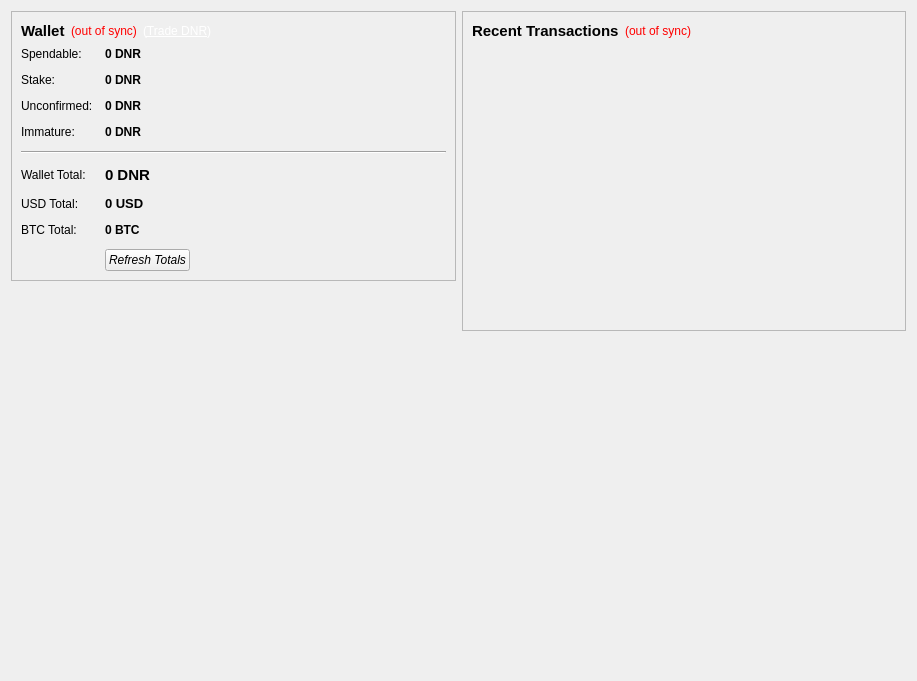
Qt form src/qt/forms/overviewpage.ui (metaspartan/denarius) before a commit.
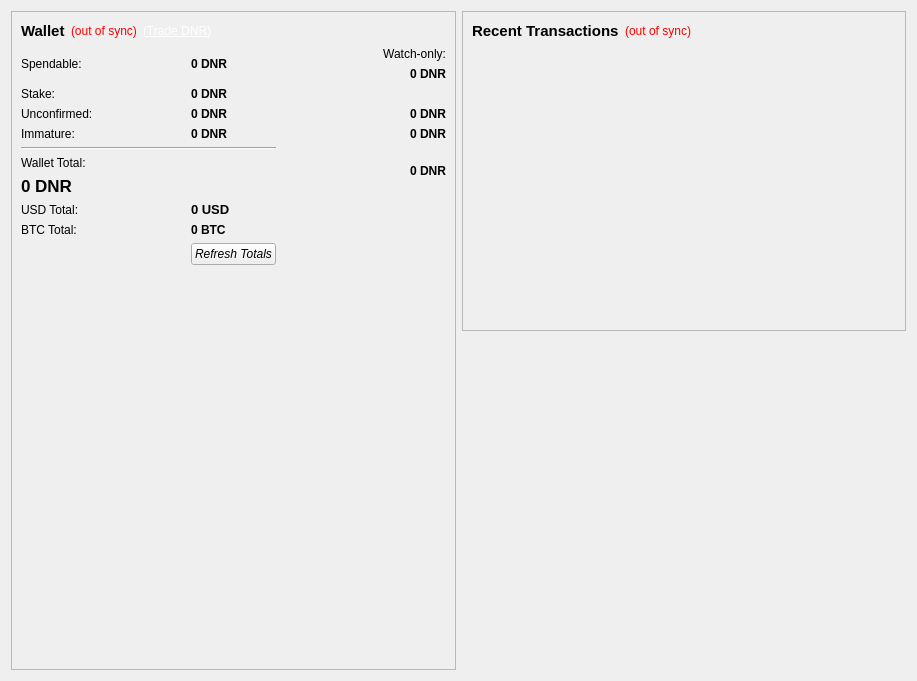
The same form after that commit. Icons and pictures are not drawn.

Commit message: Fix Watch Only Addresses

```diff
--- a/src/qt/forms/overviewpage.ui
+++ b/src/qt/forms/overviewpage.ui
@@ -86,24 +86,17 @@
          </layout>
         </item>
         <item>
-         <layout class="QFormLayout" name="formLayout_2">
-          <property name="fieldGrowthPolicy">
-           <enum>QFormLayout::AllNonFixedFieldsGrow</enum>
+         <layout class="QGridLayout" name="gridLayout">
+          <property name="leftMargin">
+           <number>0</number>
+          </property>
+          <property name="rightMargin">
+           <number>0</number>
           </property>
           <property name="horizontalSpacing">
-           <number>12</number>
+           <number>6</number>
           </property>
-          <property name="verticalSpacing">
-           <number>12</number>
-          </property>
-          <item row="0" column="0">
-           <widget class="QLabel" name="label">
-            <property name="text">
-             <string>Spendable:</string>
-            </property>
-           </widget>
-          </item>
-          <item row="0" column="1">
+          <item row="0" column="1" rowspan="2">
            <widget class="QLabel" name="labelBalance">
             <property name="font">
              <font>
@@ -125,15 +118,22 @@
             </property>
            </widget>
           </item>
-          <item row="1" column="0">
+          <item row="2" column="0">
            <widget class="QLabel" name="stakelabel">
             <property name="text">
              <string>Stake:</string>
             </property>
            </widget>
           </item>
-          <item row="1" column="1">
-           <widget class="QLabel" name="labelStake">
+          <item row="0" column="0" rowspan="2">
+           <widget class="QLabel" name="label">
+            <property name="text">
+             <string>Spendable:</string>
+            </property>
+           </widget>
+          </item>
+          <item row="1" column="2">
+           <widget class="QLabel" name="labelWatchAvailable">
             <property name="font">
              <font>
               <weight>75</weight>
@@ -149,19 +149,32 @@
             <property name="text">
              <string notr="true">0 DNR</string>
             </property>
+            <property name="alignment">
+             <set>Qt::AlignRight|Qt::AlignTrailing|Qt::AlignVCenter</set>
+            </property>
             <property name="textInteractionFlags">
              <set>Qt::LinksAccessibleByMouse|Qt::TextSelectableByKeyboard|Qt::TextSelectableByMouse</set>
             </property>
            </widget>
           </item>
-          <item row="2" column="0">
+          <item row="0" column="2">
+           <widget class="QLabel" name="labelWatchonly">
+            <property name="text">
+             <string>Watch-only:</string>
+            </property>
+            <property name="alignment">
+             <set>Qt::AlignRight|Qt::AlignTrailing|Qt::AlignVCenter</set>
+            </property>
+           </widget>
+          </item>
+          <item row="3" column="0">
            <widget class="QLabel" name="unconfirmedlabeltxt">
             <property name="text">
              <string>Unconfirmed:</string>
             </property>
            </widget>
           </item>
-          <item row="2" column="1">
+          <item row="3" column="1">
            <widget class="QLabel" name="labelUnconfirmed">
             <property name="font">
              <font>
@@ -183,14 +196,39 @@
             </property>
            </widget>
           </item>
-          <item row="3" column="0">
+          <item row="3" column="2">
+           <widget class="QLabel" name="labelWatchPending">
+            <property name="font">
+             <font>
+              <weight>75</weight>
+              <bold>true</bold>
+             </font>
+            </property>
+            <property name="cursor">
+             <cursorShape>IBeamCursor</cursorShape>
+            </property>
+            <property name="toolTip">
+             <string>Unconfirmed transactions to watch-only addresses</string>
+            </property>
+            <property name="text">
+             <string notr="true">0 DNR</string>
+            </property>
+            <property name="alignment">
+             <set>Qt::AlignRight|Qt::AlignTrailing|Qt::AlignVCenter</set>
+            </property>
+            <property name="textInteractionFlags">
+             <set>Qt::LinksAccessibleByMouse|Qt::TextSelectableByKeyboard|Qt::TextSelectableByMouse</set>
+            </property>
+           </widget>
+          </item>
+          <item row="4" column="0">
            <widget class="QLabel" name="labelImmatureText">
             <property name="text">
              <string>Immature:</string>
             </property>
            </widget>
           </item>
-          <item row="3" column="1">
+          <item row="4" column="1">
            <widget class="QLabel" name="labelImmature">
             <property name="font">
              <font>
@@ -209,25 +247,42 @@
             </property>
            </widget>
           </item>
-          <item row="4" column="0" colspan="2">
+          <item row="4" column="2">
+           <widget class="QLabel" name="labelWatchImmature">
+            <property name="font">
+             <font>
+              <weight>75</weight>
+              <bold>true</bold>
+             </font>
+            </property>
+            <property name="cursor">
+             <cursorShape>IBeamCursor</cursorShape>
+            </property>
+            <property name="toolTip">
+             <string>Mined balance in watch-only addresses that has not yet matured</string>
+            </property>
+            <property name="text">
+             <string notr="true">0 DNR</string>
+            </property>
+            <property name="alignment">
+             <set>Qt::AlignRight|Qt::AlignTrailing|Qt::AlignVCenter</set>
+            </property>
+            <property name="textInteractionFlags">
+             <set>Qt::LinksAccessibleByMouse|Qt::TextSelectableByKeyboard|Qt::TextSelectableByMouse</set>
+            </property>
+           </widget>
+          </item>
+          <item row="5" column="0" colspan="2">
            <widget class="Line" name="line">
             <property name="orientation">
              <enum>Qt::Horizontal</enum>
             </property>
            </widget>
           </item>
-          <item row="5" column="0">
-           <widget class="QLabel" name="labelTotalText">
-            <property name="text">
-             <string>Wallet Total:</string>
-            </property>
-           </widget>
-          </item>
-          <item row="5" column="1">
-           <widget class="QLabel" name="labelTotal">
+          <item row="5" column="2" rowspan="3">
+           <widget class="QLabel" name="labelWatchTotal">
             <property name="font">
              <font>
-              <pointsize>11</pointsize>
               <weight>75</weight>
               <bold>true</bold>
              </font>
@@ -241,19 +296,22 @@
             <property name="text">
              <string notr="true">0 DNR</string>
             </property>
+            <property name="alignment">
+             <set>Qt::AlignRight|Qt::AlignTrailing|Qt::AlignVCenter</set>
+            </property>
             <property name="textInteractionFlags">
              <set>Qt::LinksAccessibleByMouse|Qt::TextSelectableByKeyboard|Qt::TextSelectableByMouse</set>
             </property>
            </widget>
           </item>
-          <item row="6" column="0">
+          <item row="8" column="0">
            <widget class="QLabel" name="usdtotal">
             <property name="text">
              <string>USD Total:</string>
             </property>
            </widget>
           </item>
-          <item row="6" column="1">
+          <item row="8" column="1">
            <widget class="QLabel" name="labelUSDTotal">
             <property name="font">
              <font>
@@ -276,14 +334,14 @@
             </property>
            </widget>
           </item>
-          <item row="7" column="0">
+          <item row="9" column="0">
            <widget class="QLabel" name="btctotal">
             <property name="text">
              <string>BTC Total:</string>
             </property>
            </widget>
           </item>
-          <item row="7" column="1">
+          <item row="9" column="1">
            <widget class="QLabel" name="labelBTCTotal">
             <property name="font">
              <font>
@@ -305,7 +363,7 @@
             </property>
            </widget>
           </item>
-          <item row="8" column="1">
+          <item row="10" column="1">
            <widget class="QPushButton" name="refreshButton">
             <property name="sizePolicy">
              <sizepolicy hsizetype="Fixed" vsizetype="Fixed">
@@ -348,24 +406,76 @@
             </property>
            </widget>
           </item>
+          <item row="2" column="1">
+           <widget class="QLabel" name="labelStake">
+            <property name="font">
+             <font>
+              <weight>75</weight>
+              <bold>true</bold>
+             </font>
+            </property>
+            <property name="cursor">
+             <cursorShape>IBeamCursor</cursorShape>
+            </property>
+            <property name="toolTip">
+             <string>Total of coins that was staked, and do not yet count toward the current balance</string>
+            </property>
+            <property name="text">
+             <string notr="true">0 DNR</string>
+            </property>
+            <property name="textInteractionFlags">
+             <set>Qt::LinksAccessibleByMouse|Qt::TextSelectableByKeyboard|Qt::TextSelectableByMouse</set>
+            </property>
+           </widget>
+          </item>
+          <item row="7" column="0">
+           <widget class="QLabel" name="labelTotal">
+            <property name="font">
+             <font>
+              <pointsize>13</pointsize>
+              <weight>75</weight>
+              <bold>true</bold>
+             </font>
+            </property>
+            <property name="cursor">
+             <cursorShape>IBeamCursor</cursorShape>
+            </property>
+            <property name="toolTip">
+             <string>Your current total balance</string>
+            </property>
+            <property name="text">
+             <string notr="true">0 DNR</string>
+            </property>
+            <property name="textInteractionFlags">
+             <set>Qt::LinksAccessibleByMouse|Qt::TextSelectableByKeyboard|Qt::TextSelectableByMouse</set>
+            </property>
+           </widget>
+          </item>
+          <item row="6" column="0">
+           <widget class="QLabel" name="labelTotalText">
+            <property name="text">
+             <string>Wallet Total:</string>
+            </property>
+           </widget>
+          </item>
          </layout>
         </item>
+        <item>
+         <spacer name="verticalSpacer">
+          <property name="orientation">
+           <enum>Qt::Vertical</enum>
+          </property>
+          <property name="sizeHint" stdset="0">
+           <size>
+            <width>20</width>
+            <height>40</height>
+           </size>
+          </property>
+         </spacer>
+        </item>
        </layout>
       </widget>
      </item>
-     <item>
-      <spacer name="verticalSpacer">
-       <property name="orientation">
-        <enum>Qt::Vertical</enum>
-       </property>
-       <property name="sizeHint" stdset="0">
-        <size>
-         <width>20</width>
-         <height>40</height>
-        </size>
-       </property>
-      </spacer>
-     </item>
     </layout>
    </item>
    <item>
```
Left out of the diff: 4 changed lines with no effect on the pictures. The commit also changes 21 other files.
